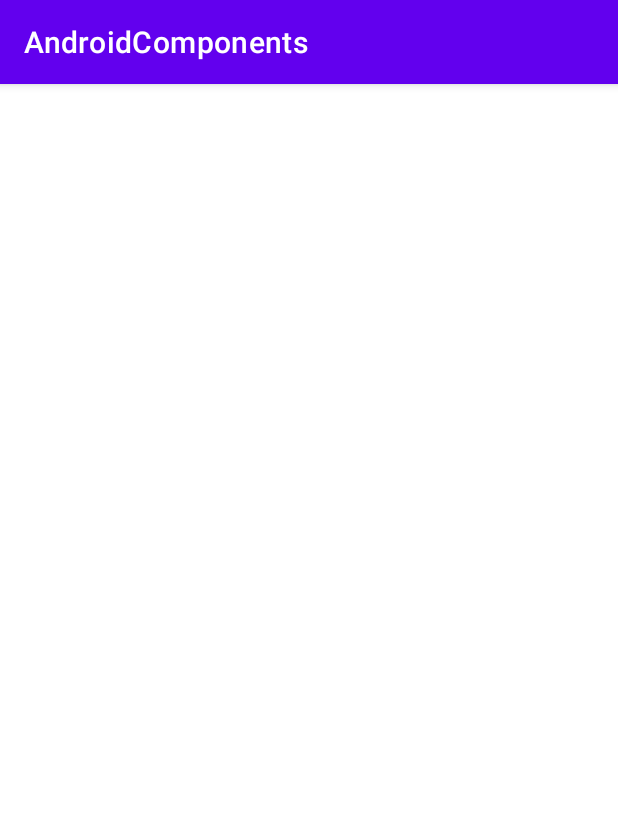
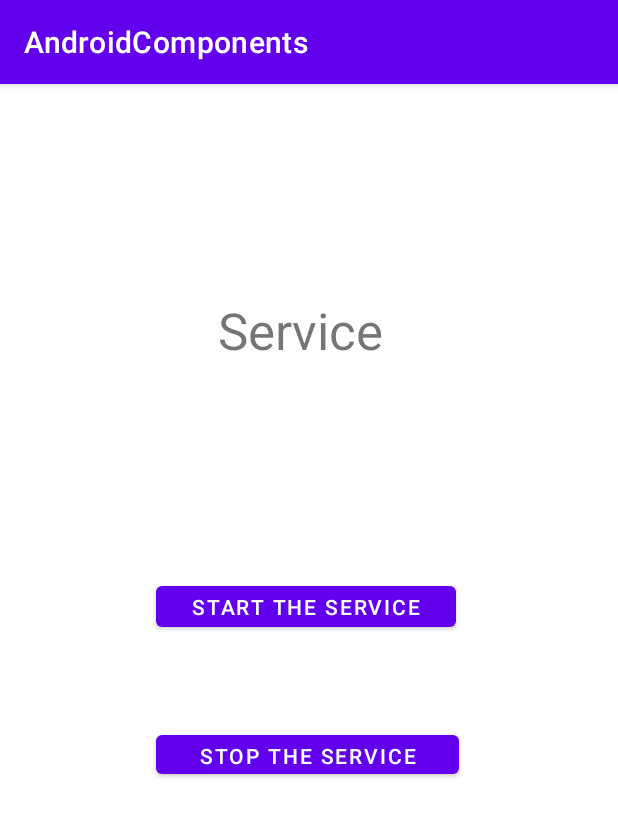
Before and after one commit to selcannarin/AndroidComponents, an Android app: the Activity_service screen opened directly, with no data from a screen before it, on a phone screen of 412 x 824 dp. Shown: the top 817 px of the screen. Run offline under Robolectric (Android 15) with nearby library versions, the phone set to English and light mode, and no system bars.

Commit message:
Adding service

```diff
--- a/app/src/main/AndroidManifest.xml
+++ b/app/src/main/AndroidManifest.xml
@@ -13,6 +13,11 @@
         android:supportsRtl="true"
         android:theme="@style/Theme.AndroidComponents"
         tools:targetApi="31">
+        <service
+            android:name=".NewService"
+            android:enabled="true"
+            android:exported="true"></service>
+
         <activity
             android:name=".Activity_contentProvider"
             android:exported="false" />
--- a/app/src/main/java/com/selcannarin/androidcomponents/Activity_service.kt
+++ b/app/src/main/java/com/selcannarin/androidcomponents/Activity_service.kt
@@ -1,11 +1,27 @@
 package com.selcannarin.androidcomponents
 
+import android.content.Intent
 import androidx.appcompat.app.AppCompatActivity
 import android.os.Bundle
+import android.view.View
+import android.widget.Button
 
 class Activity_service : AppCompatActivity() {
     override fun onCreate(savedInstanceState: Bundle?) {
         super.onCreate(savedInstanceState)
         setContentView(R.layout.activity_service)
+
+        val start = findViewById<View>(R.id.button_start) as Button
+        // setting on click event listener
+        start.setOnClickListener {
+            startService(Intent(this, NewService::class.java))
+        }
+
+        val stop = findViewById<View>(R.id.button_stop) as Button
+        // setting on click event listener
+        stop.setOnClickListener {
+            stopService(Intent(this, NewService::class.java))
+        }
+
     }
 }
--- a/app/src/main/res/layout/activity_service.xml
+++ b/app/src/main/res/layout/activity_service.xml
@@ -6,4 +6,42 @@
     android:layout_height="match_parent"
     tools:context=".Activity_service">
 
+    <TextView
+        android:id="@+id/textView2"
+        android:layout_width="121dp"
+        android:layout_height="0dp"
+        android:layout_marginTop="141dp"
+        android:layout_marginBottom="180dp"
+        android:text="Service"
+        android:textSize="34sp"
+        app:layout_constraintBottom_toTopOf="@+id/button_stop"
+        app:layout_constraintEnd_toEndOf="parent"
+        app:layout_constraintStart_toStartOf="parent"
+        app:layout_constraintTop_toTopOf="parent"
+        app:layout_constraintVertical_bias="0.52" />
+
+    <Button
+        android:id="@+id/button_start"
+        android:layout_width="200dp"
+        android:layout_height="39dp"
+        android:layout_marginStart="140dp"
+        android:layout_marginBottom="400dp"
+        android:text="Start the Service"
+        app:layout_constraintBottom_toBottomOf="parent"
+        app:layout_constraintEnd_toEndOf="@+id/textView2"
+        app:layout_constraintHorizontal_bias="0.49"
+        app:layout_constraintStart_toStartOf="parent"
+        app:layout_constraintTop_toBottomOf="@+id/textView2"
+        app:layout_constraintVertical_bias="1.0" />
+
+    <Button
+        android:id="@+id/button_stop"
+        android:layout_width="202dp"
+        android:layout_height="38dp"
+        android:layout_marginBottom="302dp"
+        android:text="Stop the Service"
+        app:layout_constraintBottom_toBottomOf="parent"
+        app:layout_constraintStart_toStartOf="@+id/button_start"
+        app:layout_constraintTop_toBottomOf="@+id/textView2" />
+
 </androidx.constraintlayout.widget.ConstraintLayout>
```
Also changed, not shown: app/src/main/java/com/selcannarin/androidcomponents/Activity_activity.kt (+8 -0 lines), app/src/main/res/layout/activity_activity.xml (+25 -0 lines).
